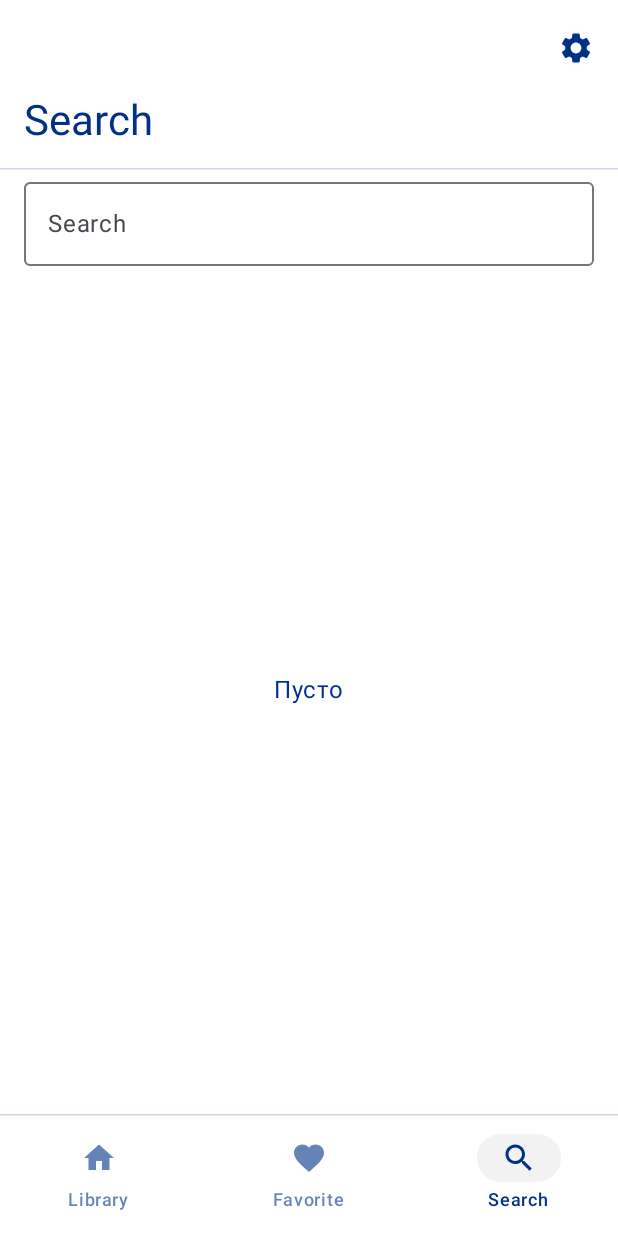
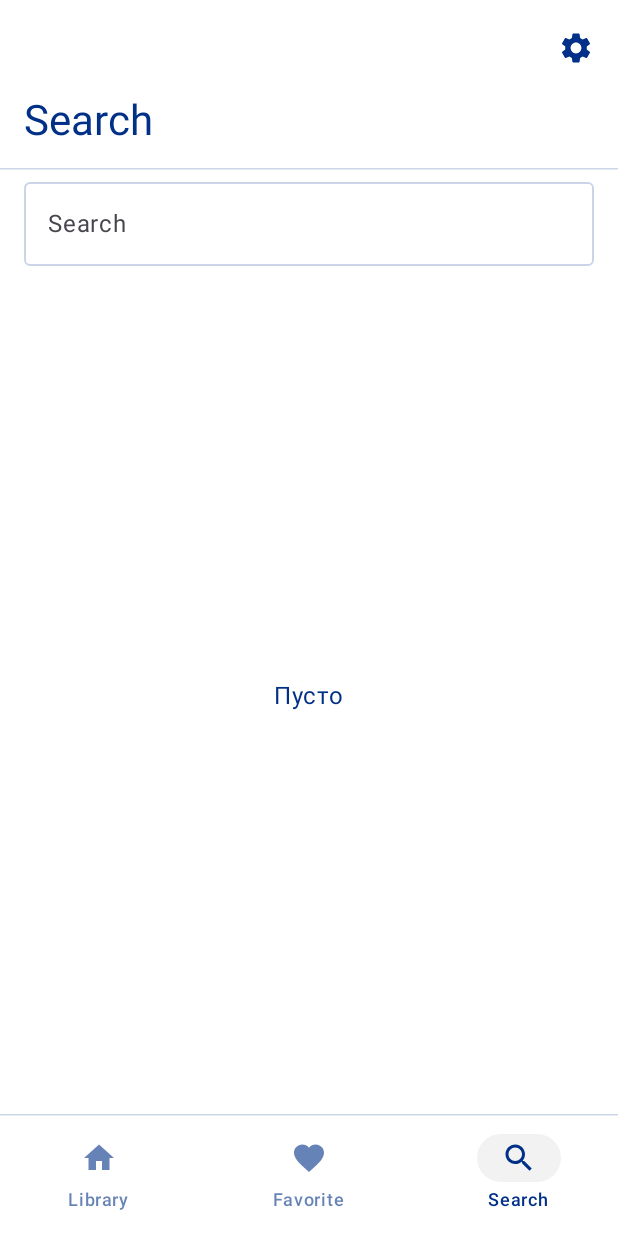
Before and after one commit to Shadi965/Apollonia-android, an Android app built with Jetpack Compose: the SearchScreen screen opened through its navigation route, on a phone screen of 412 x 824 dp. Run offline under Robolectric (Android 15) with nearby library versions, the phone set to English and light mode, and no system bars; our stand-ins replace Dagger/Hilt's generated code.

Commit message:
Небольшое ревью

```diff
--- a/app/src/main/java/songbird/apollo/presentation/ui/screens/search/SearchScreen.kt
+++ b/app/src/main/java/songbird/apollo/presentation/ui/screens/search/SearchScreen.kt
@@ -2,14 +2,22 @@ package songbird.apollo.presentation.ui.screens.search
 
 import androidx.compose.foundation.layout.Box
 import androidx.compose.foundation.layout.Column
+import androidx.compose.foundation.layout.Spacer
 import androidx.compose.foundation.layout.fillMaxSize
 import androidx.compose.foundation.layout.fillMaxWidth
+import androidx.compose.foundation.layout.height
 import androidx.compose.foundation.layout.padding
 import androidx.compose.foundation.lazy.LazyColumn
 import androidx.compose.foundation.lazy.items
 import androidx.compose.foundation.text.KeyboardActions
 import androidx.compose.foundation.text.KeyboardOptions
+import androidx.compose.material.icons.Icons
+import androidx.compose.material.icons.filled.Close
+import androidx.compose.material3.Icon
+import androidx.compose.material3.IconButton
+import androidx.compose.material3.MaterialTheme
 import androidx.compose.material3.OutlinedTextField
+import androidx.compose.material3.OutlinedTextFieldDefaults
 import androidx.compose.material3.Text
 import androidx.compose.runtime.Composable
 import androidx.compose.runtime.collectAsState
@@ -43,7 +51,7 @@ fun SearchScreen(modifier: Modifier = Modifier) {
     val searchQuery = viewModel.searchQuery.collectAsState()
     SearchScreenContent(
         modifier = modifier.fillMaxSize(),
-        getState = { state.value },
+        state = state.value,
         onSearch = { viewModel.onSearchQueryChange(it) },
         searchQuery = searchQuery.value
     )
@@ -52,7 +60,7 @@ fun SearchScreen(modifier: Modifier = Modifier) {
 @Composable
 private fun SearchScreenContent(
     modifier: Modifier = Modifier,
-    getState: () -> LoadResult<List<SongPreviewUi>>,
+    state: LoadResult<List<SongPreviewUi>> = Loading,
     onSearch: (String) -> Unit = {},
     searchQuery: String = ""
 ) {
@@ -72,19 +80,36 @@ private fun SearchScreenContent(
                 imeAction = ImeAction.Search
             ),
             keyboardActions = KeyboardActions(
-                onSearch = {
-                    onSearch(searchQuery)
-                    focusManager.clearFocus()
+                onSearch = { focusManager.clearFocus() }
+            ),
+            trailingIcon = {
+                if (searchQuery.isNotEmpty()) {
+                    IconButton(onClick = { onSearch("") }) {
+                        Icon(
+                            imageVector = Icons.Default.Close,
+                            // TODO: Добавить описание
+                            contentDescription = null
+                        )
+                    }
                 }
+            },
+            colors = OutlinedTextFieldDefaults.colors().copy(
+                focusedIndicatorColor = MaterialTheme.colorScheme.onSurface,
+                unfocusedIndicatorColor = MaterialTheme.colorScheme.outlineVariant,
+                disabledIndicatorColor = MaterialTheme.colorScheme.outline.copy(alpha = 0.3f),
+                cursorColor = MaterialTheme.colorScheme.onSurface,
+                focusedLabelColor = MaterialTheme.colorScheme.onSurface
             )
         )
+
+        Spacer(modifier = Modifier.height(8.dp))
 
         Box(
             modifier = Modifier.fillMaxSize(),
             contentAlignment = Alignment.Center
         ) {
             // TODO: Обновить состояния
-            when (val screenState = getState()) {
+            when (state) {
                 is Loading -> {
                     Text(
                         text = "Грузится"
@@ -98,8 +123,8 @@ private fun SearchScreenContent(
                 }
 
                 is Success -> {
-                    LazyColumn(modifier = modifier) {
-                        items(screenState.data) { song ->
+                    LazyColumn(modifier = Modifier.fillMaxSize()) {
+                        items(state.data) { song ->
                             SongItem(
                                 song = song
                             )
@@ -140,5 +165,5 @@ private fun SearchScreenPreview() {
         })
     }
     SearchScreenContent(
-        getState = { Success(songs) })
+        state = Success(songs))
 }
```
